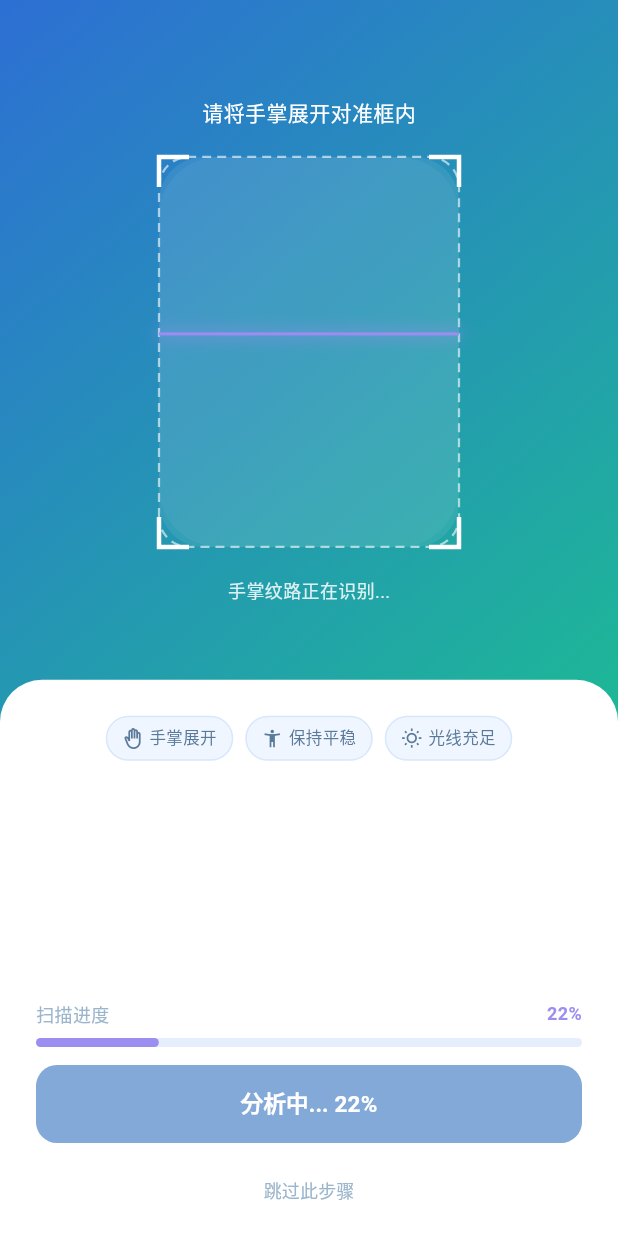
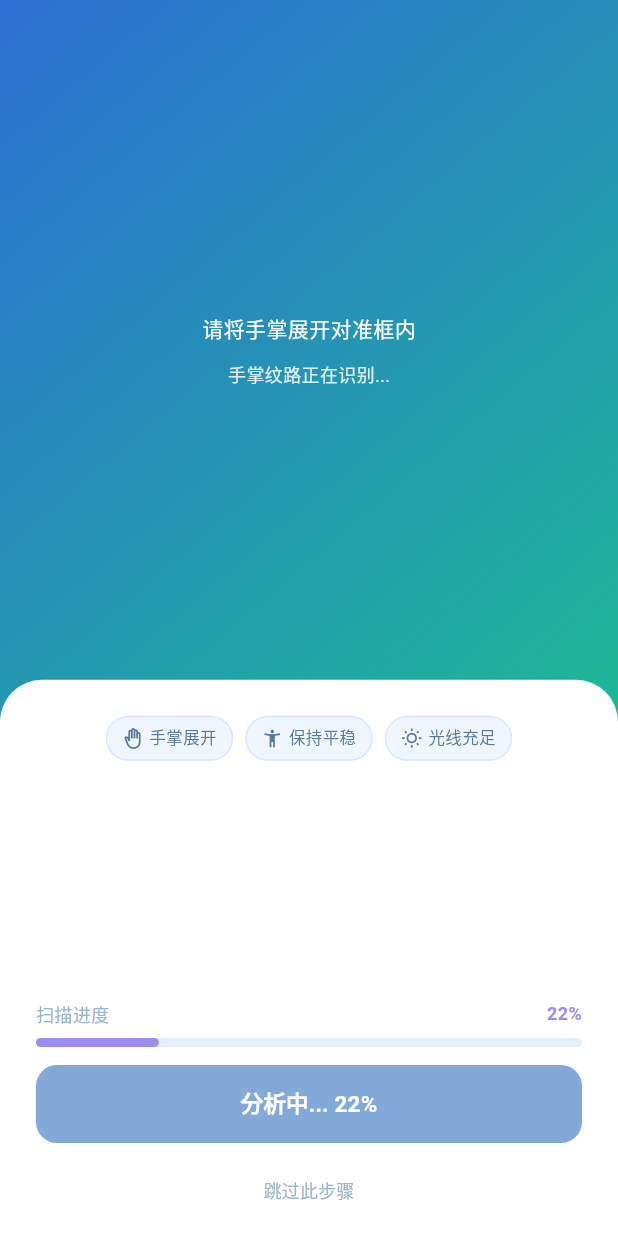
Before and after one commit to chun-cr/stitch_diag_demo, a Flutter app: the ScanFrame widget shown alone on an empty page, opened directly, on a phone screen of 412 x 824 dp. Run offline on Flutter 3.47's test engine with Material 3 defaults, Android fonts, the light colour scheme and no system bars; our stand-ins replace dio, flutter_riverpod, freezed_annotation, get_it, go_router, permission_handler and 1 more; generated files the repository leaves out were written again.

Commit message:
fix:修复语法错误

```diff
--- a/lib/features/scan/presentation/widgets/scan_frame.dart
+++ b/lib/features/scan/presentation/widgets/scan_frame.dart
@@ -22,6 +22,7 @@ class ScanFrame extends StatefulWidget {
   final String nextRoute;
   final String nextButtonLabel;
   final String skipRoute;
+  final bool showBuiltInFrame;
 
   const ScanFrame({
     super.key,
@@ -39,6 +40,7 @@ class ScanFrame extends StatefulWidget {
     required this.nextRoute,
     required this.nextButtonLabel,
     required this.skipRoute,
+    this.showBuiltInFrame = true,
   });
 
   @override
@@ -127,7 +129,11 @@ class _ScanFrameState extends State<ScanFrame> with TickerProviderStateMixin {
               height: topHeight + 28, // Overlaps the bottom round corner slightly
               child: Container(
                 decoration: const BoxDecoration(
-                  gradient: AppColors.heroGradient,
+                  gradient: LinearGradient(
+                    begin: Alignment.topLeft,
+                    end: Alignment.bottomRight,
+                    colors: [Color(0xFF2D6FD4), Color(0xFF1DB896)],
+                  ),
                 ),
                 child: Column(
                   mainAxisAlignment: MainAxisAlignment.center,
@@ -136,9 +142,12 @@ class _ScanFrameState extends State<ScanFrame> with TickerProviderStateMixin {
                       widget.titleText,
                       style: const TextStyle(fontSize: 14, color: Colors.white, fontWeight: FontWeight.w500),
                     ),
-                    const SizedBox(height: 20),
-                    _buildScannerVisual(),
-                    const SizedBox(height: 20),
+                    if (widget.showBuiltInFrame) ...[
+                      const SizedBox(height: 20),
+                      _buildScannerVisual(),
+                      const SizedBox(height: 20),
+                    ] else
+                      const SizedBox(height: 12),
                     Text(
                       _getBottomText(),
                       style: TextStyle(
```
